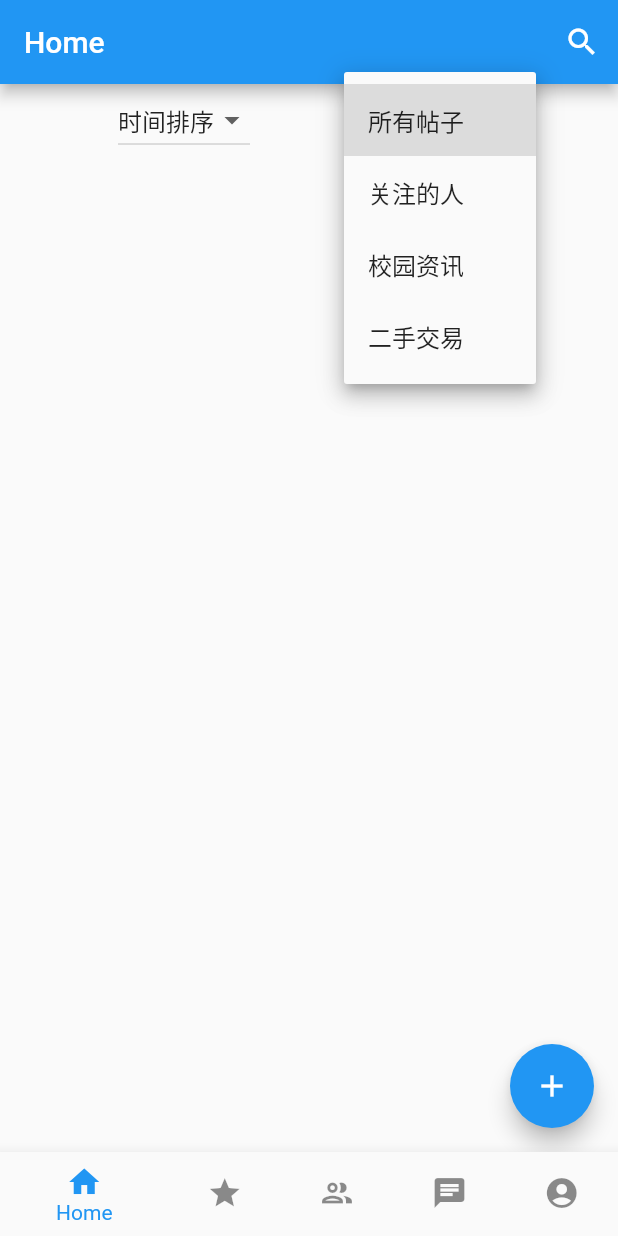
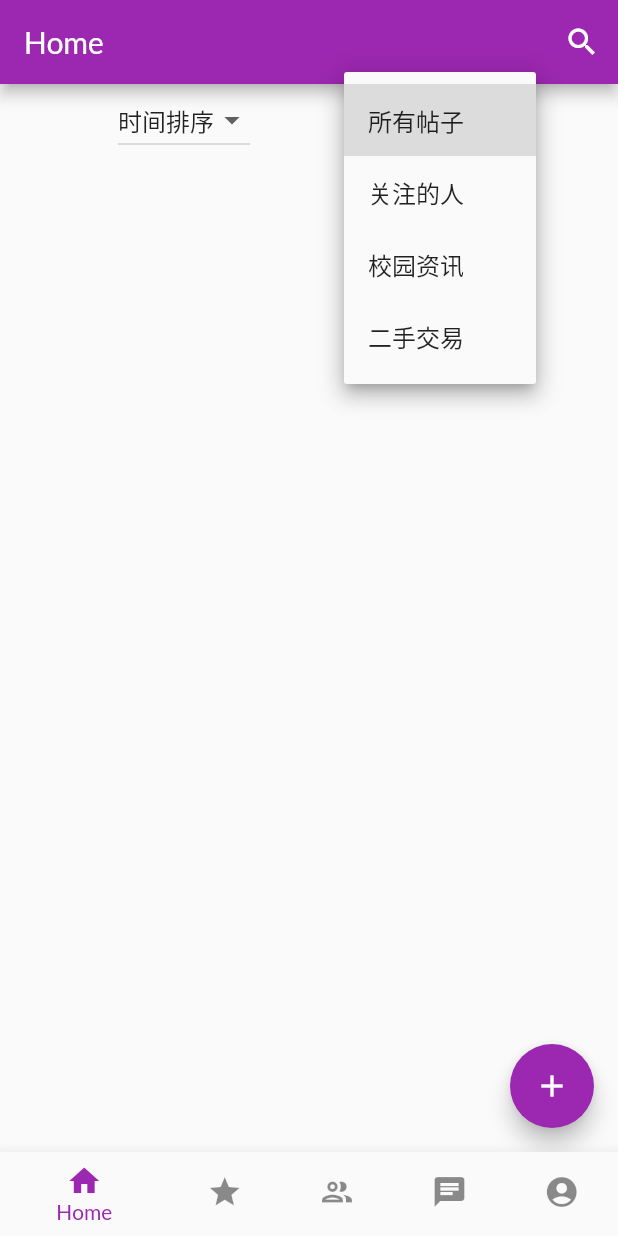
Before and after one commit to JimmyyyChen/CampusConnect, a Flutter app: the screen it shows once a user with an empty profile is signed in, after a tap on "所有帖子", on a phone screen of 412 x 824 dp. Run offline on Flutter 3.47's test engine with Material 2 defaults, Android fonts, the phone set to English and light mode, and no system bars; our stand-ins replace camera, cloud_firestore, firebase_auth, firebase_core, firebase_messaging, firebase_storage and 9 more; missing offline and left inert: encrypt, firebase_ui_auth; accounts and stored records are empty; network calls fail.

Commit message:
功能实现:添加了动画, 改变了字体和色彩

```diff
--- a/lib/main.dart
+++ b/lib/main.dart
@@ -2,6 +2,7 @@ import 'package:firebase_core/firebase_core.dart';
 import 'package:firebase_ui_auth/firebase_ui_auth.dart';
 import 'package:flutter/material.dart';
 import 'package:provider/provider.dart';
+import 'package:google_fonts/google_fonts.dart';
 
 import 'app_state.dart';
 import 'firebase_options.dart';
@@ -33,11 +34,18 @@ class MyApp extends StatelessWidget {
 
 @override
 Widget build(BuildContext context) {
-    return const MaterialApp(
+return MaterialApp(
 title: _title,
+theme: ThemeData(
+primarySwatch: Colors.purple,
+textTheme: GoogleFonts.latoTextTheme(
+Theme.of(context).textTheme,
+),
+),
 home: MyStatefulWidget(),
 );
 }
+
 }
 
 class MyStatefulWidget extends StatefulWidget {
@@ -47,8 +55,11 @@ class MyStatefulWidget extends StatefulWidget {
 State<MyStatefulWidget> createState() => _MyStatefulWidgetState();
 }
 
-class _MyStatefulWidgetState extends State<MyStatefulWidget> {
+class _MyStatefulWidgetState extends State<MyStatefulWidget> with SingleTickerProviderStateMixin {
 int _selectedIndex = 0;
+late AnimationController _controller;
+late Animation<double> _animation;
+
 static final List<Widget> _widgetOptions = <Widget>[
 const HomePage(),
 const FavoritePage(),
@@ -68,7 +79,18 @@ class _MyStatefulWidgetState extends State<MyStatefulWidget> {
 )),
 ];
 
+@override
+void initState() {
+super.initState();
+_controller = AnimationController(
+duration: const Duration(milliseconds: 300),
+vsync: this,
+);
+_animation = Tween<double>(begin: 0, end: 2 * 3.14).animate(_controller);
+}
+
 void _onItemTapped(int index) {
+_controller.forward().then((value) => _controller.reset());
 setState(() {
 _selectedIndex = index;
 });
@@ -109,37 +131,55 @@ class _MyStatefulWidgetState extends State<MyStatefulWidget> {
 );
 }),
 
-      // body: Center(
-      //   child: _widgetOptions.elementAt(_selectedIndex),
-      // ),
 bottomNavigationBar: BottomNavigationBar(
-        items: const <BottomNavigationBarItem>[
+items: <BottomNavigationBarItem>[
 BottomNavigationBarItem(
-            icon: Icon(Icons.home),
+icon: RotationTransition(
+turns: _animation,
+child: Icon(Icons.home),
+),
 label: 'Home',
 ),
 BottomNavigationBarItem(
-            icon: Icon(Icons.star),
+icon: RotationTransition(
+turns: _animation,
+child: Icon(Icons.star),
+),
 label: 'Favorites',
 ),
 BottomNavigationBarItem(
-            icon: Icon(Icons.people_outline_sharp),
+icon: RotationTransition(
+turns: _animation,
+child: Icon(Icons.people_outline_sharp),
+),
 label: 'Following',
 ),
 BottomNavigationBarItem(
-            icon: Icon(Icons.chat),
+icon: RotationTransition(
+turns: _animation,
+child: Icon(Icons.chat),
+),
 label: 'Chat',
 ),
 BottomNavigationBarItem(
-            icon: Icon(Icons.account_circle),
+icon: RotationTransition(
+turns: _animation,
+child: Icon(Icons.account_circle),
+),
 label: 'Account',
 ),
 ],
 currentIndex: _selectedIndex,
-        selectedItemColor: Colors.blue,
+selectedItemColor: Colors.purple,
 unselectedItemColor: Colors.black45,
 onTap: _onItemTapped,
 ),
 );
 }
+
+@override
+void dispose() {
+_controller.dispose();
+super.dispose();
 }
+}
```
Also changed, not shown: pubspec.yaml (+5 -2 lines), assets/bg.jpg (added), pubspec.lock, 5 other files. Lines whose indentation alone changed are shown as unchanged.
